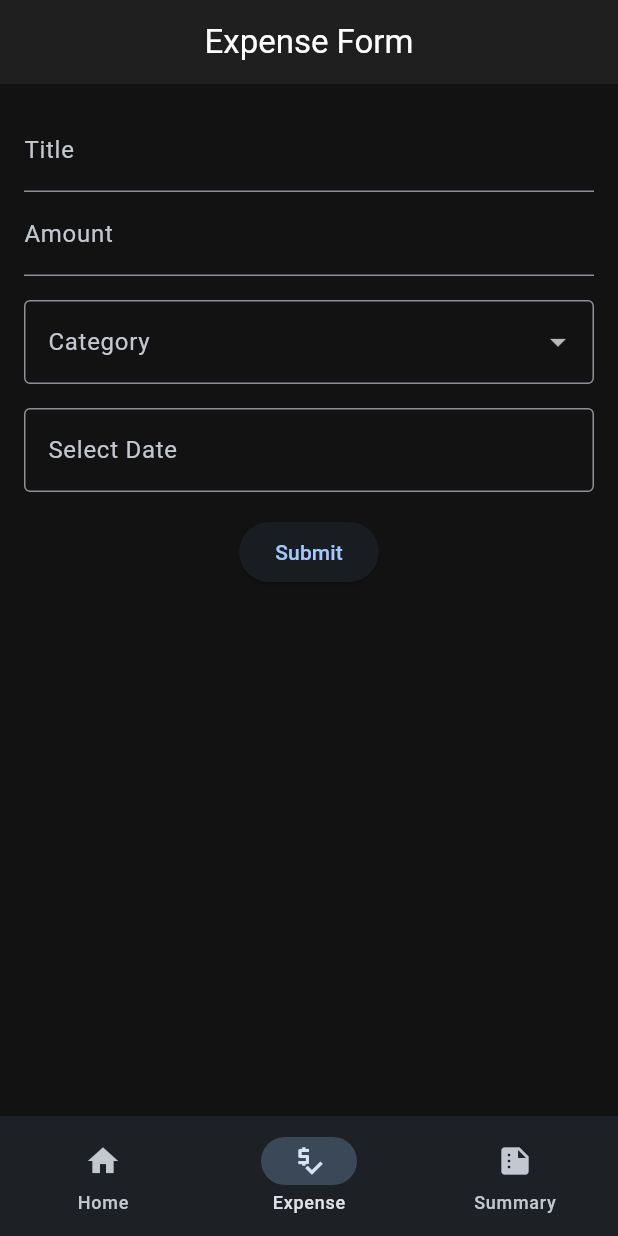
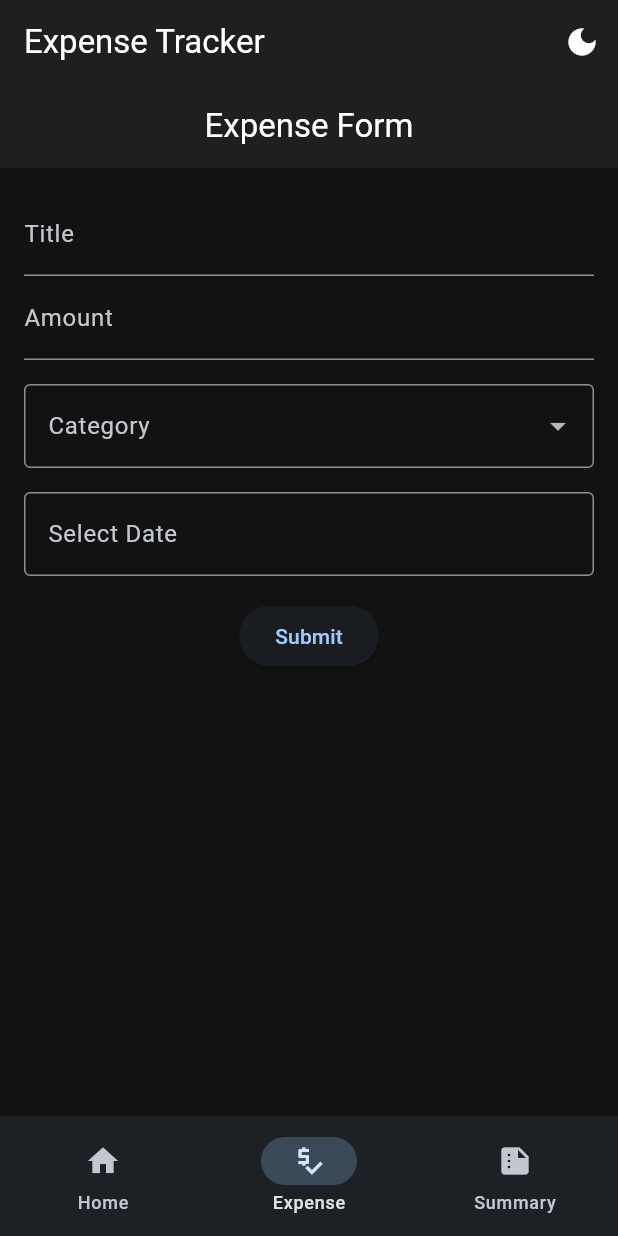
Before and after one commit to FiazMushfeq/Personal-Expense-Tracker, a Flutter app: the screen it shows after launch, item 2 of the bottom bar chosen, on a phone screen of 412 x 824 dp. Run offline on Flutter 3.47's test engine with Material 3 defaults, Android fonts, the phone set to English and light mode, and no system bars; our stand-ins replace fl_chart; missing offline and left inert: grpc, protobuf; statements that could not run were skipped.

Commit message:
finished dark mode toggle

```diff
--- a/frontend/lib/main.dart
+++ b/frontend/lib/main.dart
@@ -6,8 +6,20 @@ void main() {
   runApp(const MainApp());
 }
 
-class MainApp extends StatelessWidget {
+class MainApp extends StatefulWidget {
   const MainApp({super.key});
+
+  @override
+  State<MainApp> createState() => _MainAppState();
+}
+
+class _MainAppState extends State<MainApp> {
+  ThemeMode _themeMode = ThemeMode.dark;
+  void _toggleTheme(bool isDarkMode) {
+    setState(() {
+      _themeMode = isDarkMode ? ThemeMode.dark : ThemeMode.light;
+    });
+  }
 
   @override
   Widget build(BuildContext context) {
@@ -40,8 +52,11 @@ class MainApp extends StatelessWidget {
           iconColor: Colors.white70,
         ),
       ),
-      themeMode: ThemeMode.dark,
-      home: const WidgetTree(),
+      themeMode: _themeMode,
+      home: WidgetTree(
+        isDarkMode: _themeMode == ThemeMode.dark,
+        onThemeToggle: _toggleTheme,
+      ),
     );
   }
 }
--- a/frontend/lib/widget_tree.dart
+++ b/frontend/lib/widget_tree.dart
@@ -5,7 +5,13 @@ import 'package:expense_tracker/pages/summary_page.dart';
 import 'package:expense_tracker/services/expense.tracker.client.dart';
 
 class WidgetTree extends StatefulWidget {
-  const WidgetTree({super.key});
+  final bool isDarkMode;
+  final void Function(bool) onThemeToggle;
+  const WidgetTree({
+    super.key,
+    required this.isDarkMode,
+    required this.onThemeToggle,
+  });
 
   @override
   State<WidgetTree> createState() => _WidgetTreeState();
@@ -24,6 +30,19 @@ class _WidgetTreeState extends State<WidgetTree> {
   @override
   Widget build(BuildContext context) {
     return Scaffold(
+      appBar: AppBar(
+        title: const Text('Expense Tracker'),
+        actions: [
+          IconButton(
+            icon: Icon(
+              !widget.isDarkMode ? Icons.light_mode : Icons.dark_mode,
+            ),
+            onPressed: () {
+              widget.onThemeToggle(!widget.isDarkMode);
+            },
+          ),
+        ],
+      ),
       body: pages.elementAt(currentPage),
       bottomNavigationBar: NavigationBar(
         destinations: const [
```
